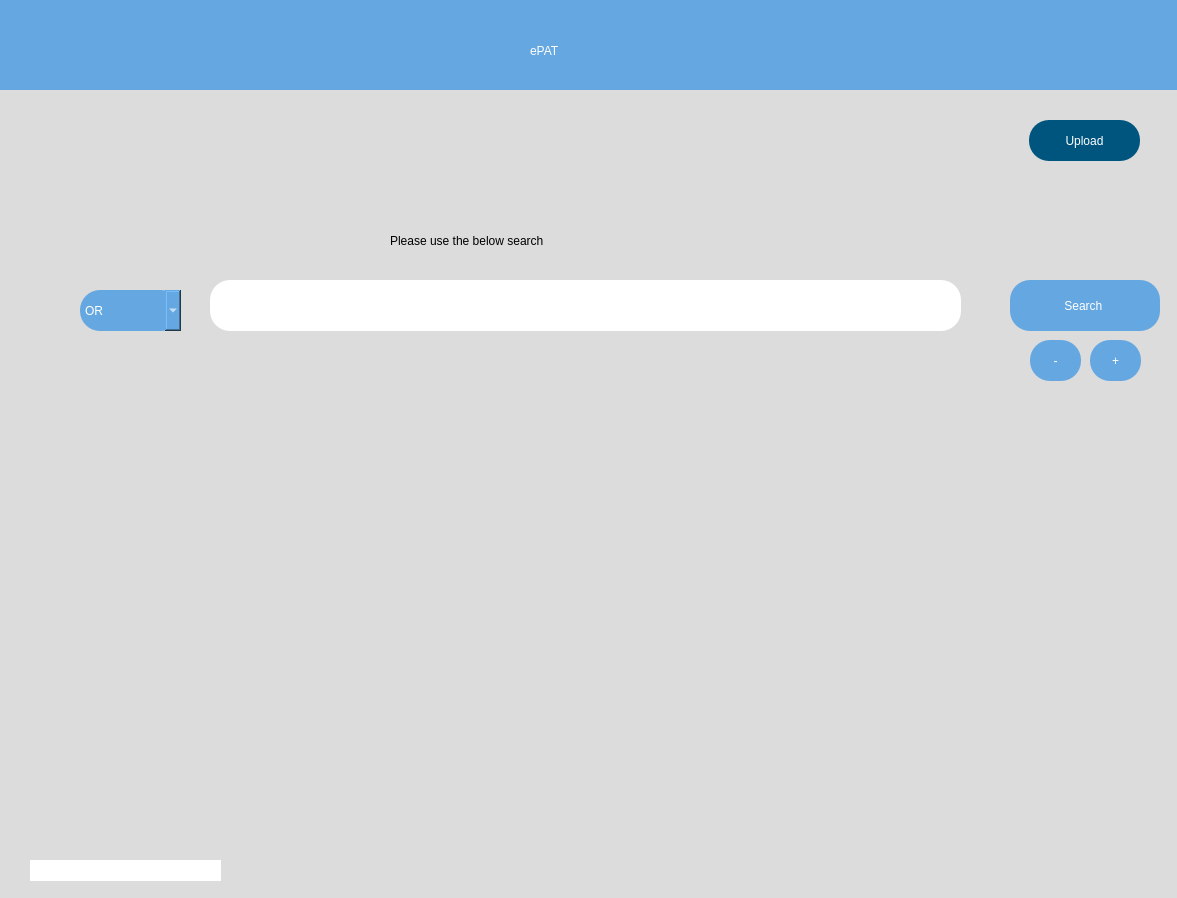
Above: src/user_interface/start.ui from eppenney/eBook-Perpetual-Access-Rights-Tracker before the change. Below: the same form after it.
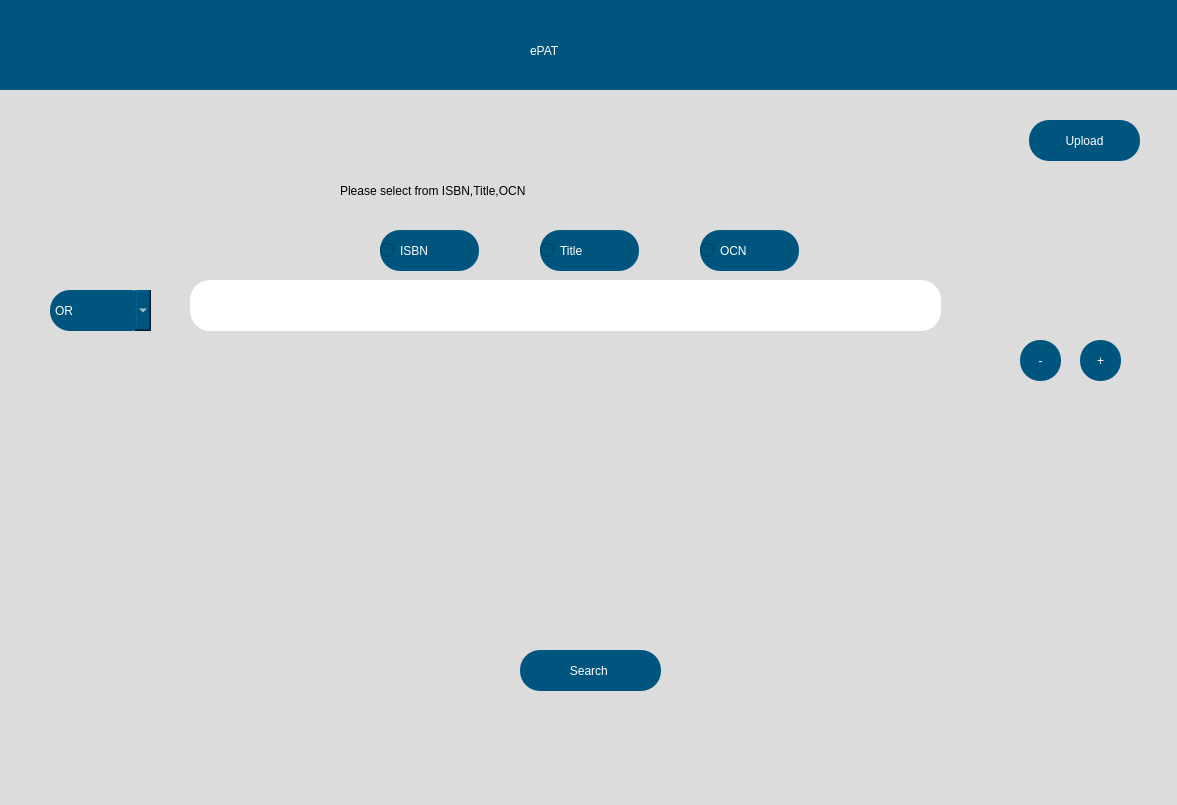
That is the form after the change.

Commit message: Changes in the main files for the first time file opening and bar on the search display that when cell clicked should show the full length on bar above.

The edit to the form file:
```diff
--- a/src/user_interface/start.ui
+++ b/src/user_interface/start.ui
@@ -7,7 +7,7 @@
     <x>0</x>
     <y>0</y>
     <width>1177</width>
-    <height>898</height>
+    <height>805</height>
    </rect>
   </property>
   <property name="windowTitle">
@@ -35,7 +35,7 @@
      </rect>
     </property>
     <property name="styleSheet">
-     <string notr="true">background-color: rgb(100, 167, 225)</string>
+     <string notr="true">background-color: rgb(0, 85, 127);</string>
     </property>
     <widget class="QLabel" name="label">
      <property name="geometry">
@@ -78,7 +78,7 @@
    <widget class="QTextEdit" name="textEdit">
     <property name="geometry">
      <rect>
-      <x>230</x>
+      <x>210</x>
       <y>280</y>
       <width>751</width>
       <height>51</height>
@@ -93,16 +93,16 @@
    <widget class="QPushButton" name="search">
     <property name="geometry">
      <rect>
-      <x>1030</x>
-      <y>280</y>
-      <width>150</width>
-      <height>51</height>
+      <x>540</x>
+      <y>650</y>
+      <width>141</width>
+      <height>41</height>
      </rect>
     </property>
     <property name="styleSheet">
      <string notr="true">font: 75 20pt &quot;Arial&quot;;
-background-color: rgb(100, 167, 225);
 border-radius:20px;
+background-color: rgb(0, 85, 127);
 color:rgb(255, 255, 255);</string>
     </property>
     <property name="text">
@@ -112,9 +112,9 @@
    <widget class="QLabel" name="label_2">
     <property name="geometry">
      <rect>
-      <x>410</x>
-      <y>210</y>
-      <width>431</width>
+      <x>360</x>
+      <y>160</y>
+      <width>511</width>
       <height>61</height>
      </rect>
     </property>
@@ -122,15 +122,15 @@
      <string notr="true">font: 75 20pt &quot;Arial&quot;;</string>
     </property>
     <property name="text">
-     <string>Please use the below search </string>
+     <string>Please select from ISBN,Title,OCN </string>
     </property>
    </widget>
    <widget class="QPushButton" name="pushButton">
     <property name="geometry">
      <rect>
-      <x>1110</x>
+      <x>1100</x>
       <y>340</y>
-      <width>51</width>
+      <width>41</width>
       <height>41</height>
      </rect>
     </property>
@@ -138,7 +138,7 @@
      <string notr="true">border-radius:20px;
 color: rgb(255, 255, 255);
 font: 75 12pt &quot;MS Shell Dlg 2&quot;;
-background-color: rgb(100, 167, 225);</string>
+background-color: rgb(0, 85, 127);</string>
     </property>
     <property name="text">
      <string>+</string>
@@ -147,9 +147,9 @@
    <widget class="QPushButton" name="removeButton">
     <property name="geometry">
      <rect>
-      <x>1050</x>
+      <x>1040</x>
       <y>340</y>
-      <width>51</width>
+      <width>41</width>
       <height>41</height>
      </rect>
     </property>
@@ -157,7 +157,7 @@
      <string notr="true">border-radius:20px;
 color: rgb(255, 255, 255);
 font: 75 12pt &quot;MS Shell Dlg 2&quot;;
-background-color: rgb(100, 167, 225);</string>
+background-color: rgb(0, 85, 127);</string>
     </property>
     <property name="text">
      <string>-</string>
@@ -166,7 +166,7 @@
    <widget class="QComboBox" name="booleanBox">
     <property name="geometry">
      <rect>
-      <x>100</x>
+      <x>70</x>
       <y>290</y>
       <width>101</width>
       <height>41</height>
@@ -175,8 +175,8 @@
     <property name="styleSheet">
      <string notr="true">color: rgb(255, 255, 255);
 font: 75 12pt &quot;MS Shell Dlg 2&quot;;
-background-color: rgb(100, 167, 225);
-border-radius:20px;</string>
+border-radius:20px;
+background-color: rgb(0, 85, 127);</string>
     </property>
     <item>
      <property name="text">
@@ -211,14 +211,87 @@
    <widget class="QLabel" name="universityName">
     <property name="geometry">
      <rect>
-      <x>50</x>
-      <y>860</y>
+      <x>130</x>
+      <y>761</y>
       <width>191</width>
-      <height>21</height>
+      <height>20</height>
      </rect>
     </property>
     <property name="styleSheet">
-     <string notr="true">background-color: rgb(255, 255, 255);</string>
+     <string notr="true"/>
+    </property>
+    <property name="text">
+     <string/>
+    </property>
+   </widget>
+   <widget class="QRadioButton" name="radioButton">
+    <property name="geometry">
+     <rect>
+      <x>400</x>
+      <y>230</y>
+      <width>99</width>
+      <height>41</height>
+     </rect>
+    </property>
+    <property name="styleSheet">
+     <string notr="true">background-color: rgb(0, 85, 127);
+font: 14pt &quot;MS Shell Dlg 2&quot;;
+color: rgb(255, 255, 255);
+border-radius:20px;
+</string>
+    </property>
+    <property name="text">
+     <string>ISBN</string>
+    </property>
+   </widget>
+   <widget class="QRadioButton" name="radioButton_2">
+    <property name="geometry">
+     <rect>
+      <x>720</x>
+      <y>230</y>
+      <width>99</width>
+      <height>41</height>
+     </rect>
+    </property>
+    <property name="styleSheet">
+     <string notr="true">background-color: rgb(0, 85, 127);
+font: 14pt &quot;MS Shell Dlg 2&quot;;
+color: rgb(255, 255, 255);
+border-radius:20px;
+</string>
+    </property>
+    <property name="text">
+     <string>OCN</string>
+    </property>
+   </widget>
+   <widget class="QRadioButton" name="radioButton_3">
+    <property name="geometry">
+     <rect>
+      <x>560</x>
+      <y>230</y>
+      <width>99</width>
+      <height>41</height>
+     </rect>
+    </property>
+    <property name="styleSheet">
+     <string notr="true">background-color: rgb(0, 85, 127);
+font: 14pt &quot;MS Shell Dlg 2&quot;;
+color: rgb(255, 255, 255);
+border-radius:20px;
+</string>
+    </property>
+    <property name="text">
+     <string>Title</string>
+    </property>
+   </widget>
+   <widget class="QLabel" name="internetConnection">
+    <property name="geometry">
+     <rect>
+      <x>30</x>
+      <y>760</y>
+      <width>59</width>
+      <height>17</height>
+     </rect>
     </property>
     <property name="text">
      <string/>
```
The commit also changes 7 other files.
